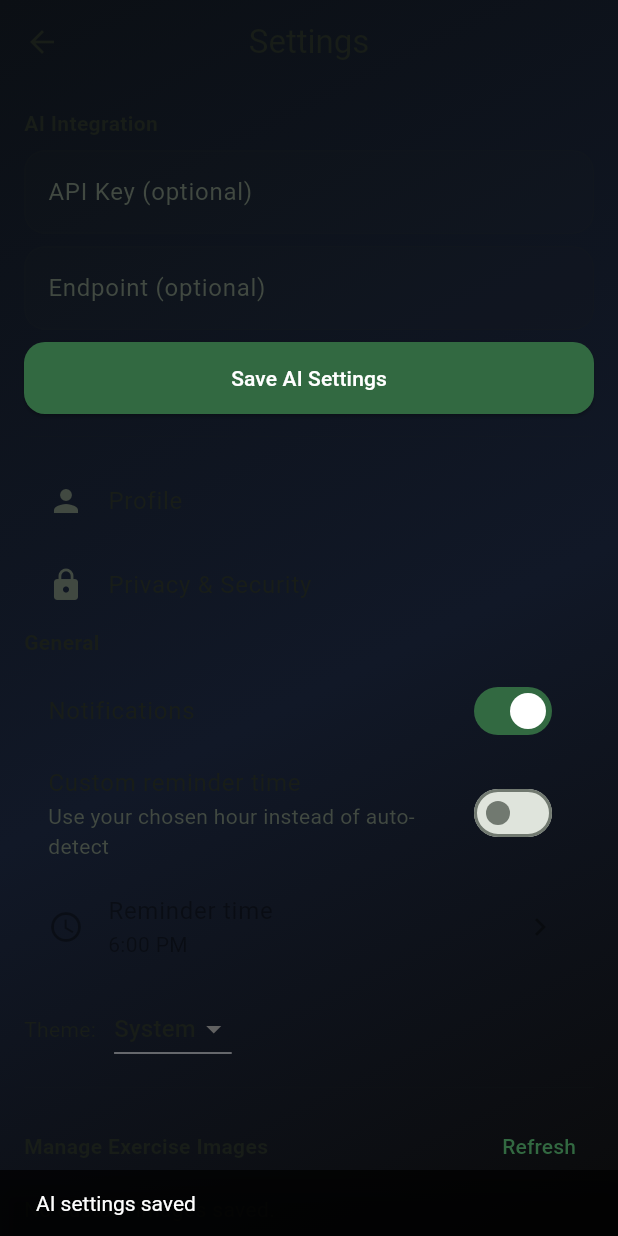
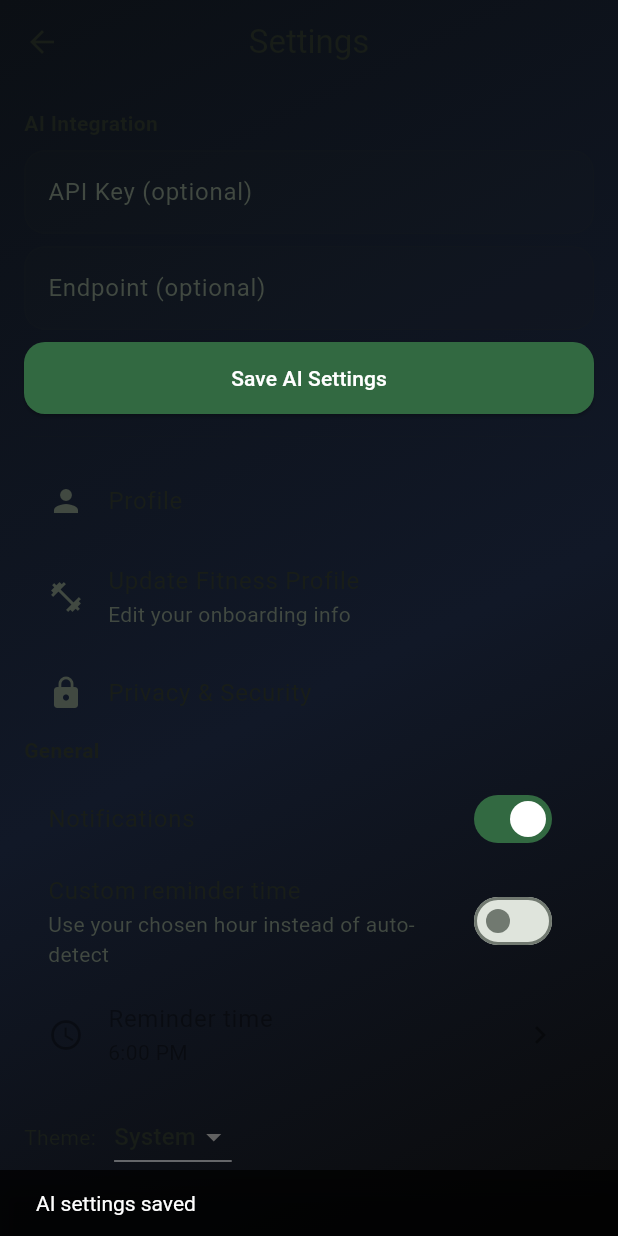
Before and after one commit to Ramslon/Fitness-Aura-Athletix-App, a Flutter app: the SettingsScreen screen opened by its route, after a tap on "Save AI Settings", on a phone screen of 412 x 824 dp. Run offline on Flutter 3.47's test engine with Material 3 defaults, Android fonts, the phone set to English and light mode, and no system bars; our stand-ins replace file_picker, firebase_auth, firebase_core, flutter_markdown, flutter_secure_storage, google_sign_in and 6 more; accounts and stored records are empty.

Commit message:
Add settings-driven fitness profile update flow with edit-mode onboarding

```diff
--- a/lib/presentation/screens/setting_screen.dart
+++ b/lib/presentation/screens/setting_screen.dart
@@ -1,3 +1,4 @@
+import 'dart:convert';
 import 'dart:io';
 
 import 'package:flutter/material.dart';
@@ -6,6 +7,7 @@ import 'package:fitness_aura_athletix/services/ai_gym_workout_plan.dart';
 import 'package:fitness_aura_athletix/services/theme_settings_service.dart';
 import 'package:fitness_aura_athletix/presentation/screens/privacy_settings_screen.dart';
 import 'package:fitness_aura_athletix/presentation/screens/profile_screen.dart';
+import 'package:fitness_aura_athletix/presentation/screens/onboarding_screen.dart';
 import 'package:share_plus/share_plus.dart';
 import 'package:path_provider/path_provider.dart';
 
@@ -257,6 +259,18 @@ class _SettingsScreenState extends State<SettingsScreen> {
                   ),
                 ),
                 ListTile(
+                  leading: const Icon(Icons.fitness_center),
+                  title: const Text('Update Fitness Profile'),
+                  subtitle: const Text('Edit your onboarding info'),
+                  onTap: () => Navigator.of(context).push(
+                    MaterialPageRoute(
+                      builder: (_) =>
+                          const OnboardingScreen(isEditMode: true),
+                    ),
+                  ),
+                ),
+                const _FitnessProgressBanner(),
+                ListTile(
                   leading: const Icon(Icons.lock),
                   title: const Text('Privacy & Security'),
                   onTap: () => Navigator.of(context).push(
@@ -378,3 +392,89 @@ class _SettingsScreenState extends State<SettingsScreen> {
     );
   }
 }
+
+class _FitnessProgressBanner extends StatefulWidget {
+  const _FitnessProgressBanner();
+
+  @override
+  State<_FitnessProgressBanner> createState() => _FitnessProgressBannerState();
+}
+
+class _FitnessProgressBannerState extends State<_FitnessProgressBanner> {
+  static const String _kOnboardingDataKey = 'onboarding_profile_v1';
+
+  bool _loading = true;
+  bool _show = false;
+  String _targetLevel = 'Intermediate';
+
+  @override
+  void initState() {
+    super.initState();
+    _loadBannerState();
+  }
+
+  Future<void> _loadBannerState() async {
+    final storage = StorageService();
+    final entries = await storage.loadEntries();
+    final weeklyWorkouts = await storage.workoutsThisWeek();
+    final streak = await storage.currentStreak();
+
+    String currentLevel = 'Beginner';
+    final raw = await storage.loadStringSetting(_kOnboardingDataKey);
+    if (raw != null && raw.isNotEmpty) {
+      try {
+        final map = Map<String, dynamic>.from(jsonDecode(raw) as Map);
+        currentLevel = (map['experience'] as String?) ?? currentLevel;
+      } catch (_) {}
+    }
+
+    final normalized = currentLevel.toLowerCase();
+    final improvedSignal = entries.length >= 20 || weeklyWorkouts >= 4 || streak >= 7;
+    final shouldSuggest = improvedSignal && normalized == 'beginner';
+
+    if (!mounted) return;
+    setState(() {
+      _show = shouldSuggest;
+      _targetLevel = 'Intermediate';
+      _loading = false;
+    });
+  }
+
+  @override
+  Widget build(BuildContext context) {
+    if (_loading || !_show) return const SizedBox.shrink();
+
+    return Card(
+      margin: const EdgeInsets.only(top: 8, bottom: 8),
+      child: Padding(
+        padding: const EdgeInsets.all(12.0),
+        child: Column(
+          crossAxisAlignment: CrossAxisAlignment.start,
+          children: [
+            const Text(
+              'You\'ve improved a lot 💪',
+              style: TextStyle(fontWeight: FontWeight.w700, fontSize: 15),
+            ),
+            const SizedBox(height: 4),
+            Text(
+              'Want to update your level to $_targetLevel?',
+              style: Theme.of(context).textTheme.bodyMedium,
+            ),
+            const SizedBox(height: 8),
+            Align(
+              alignment: Alignment.centerLeft,
+              child: OutlinedButton(
+                onPressed: () => Navigator.of(context).push(
+                  MaterialPageRoute(
+                    builder: (_) => const OnboardingScreen(isEditMode: true),
+                  ),
+                ),
+                child: const Text('Update Now'),
+              ),
+            ),
+          ],
+        ),
+      ),
+    );
+  }
+}
```
Also changed, not shown: lib/presentation/screens/onboarding_screen.dart (+71 -14 lines).
